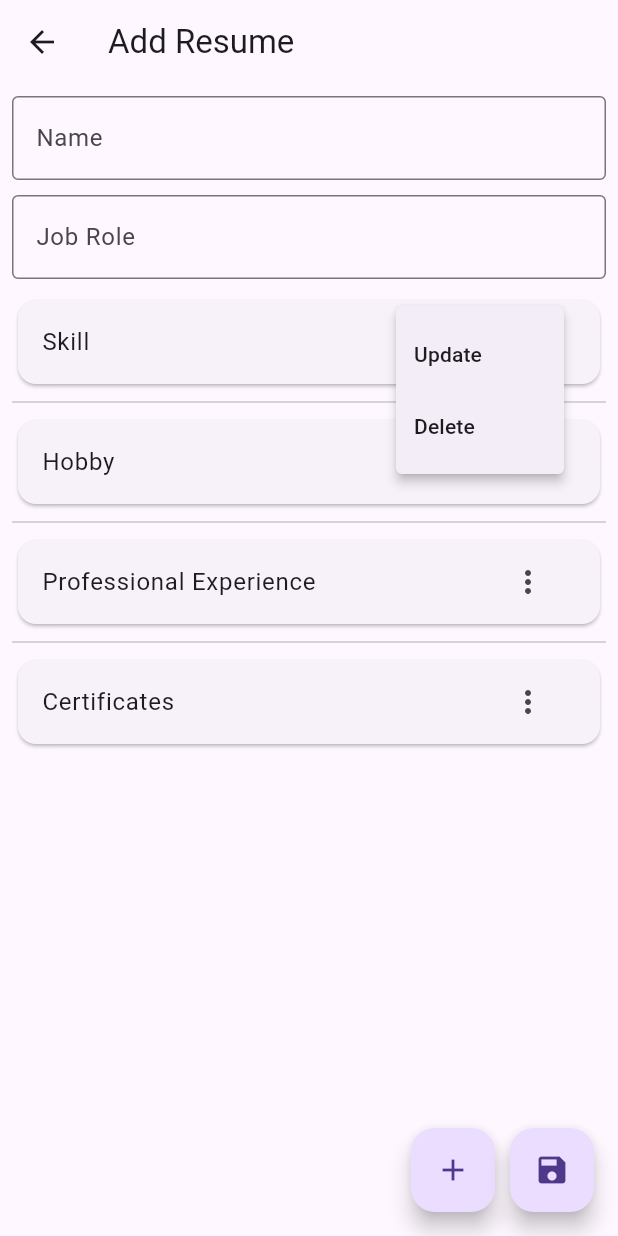
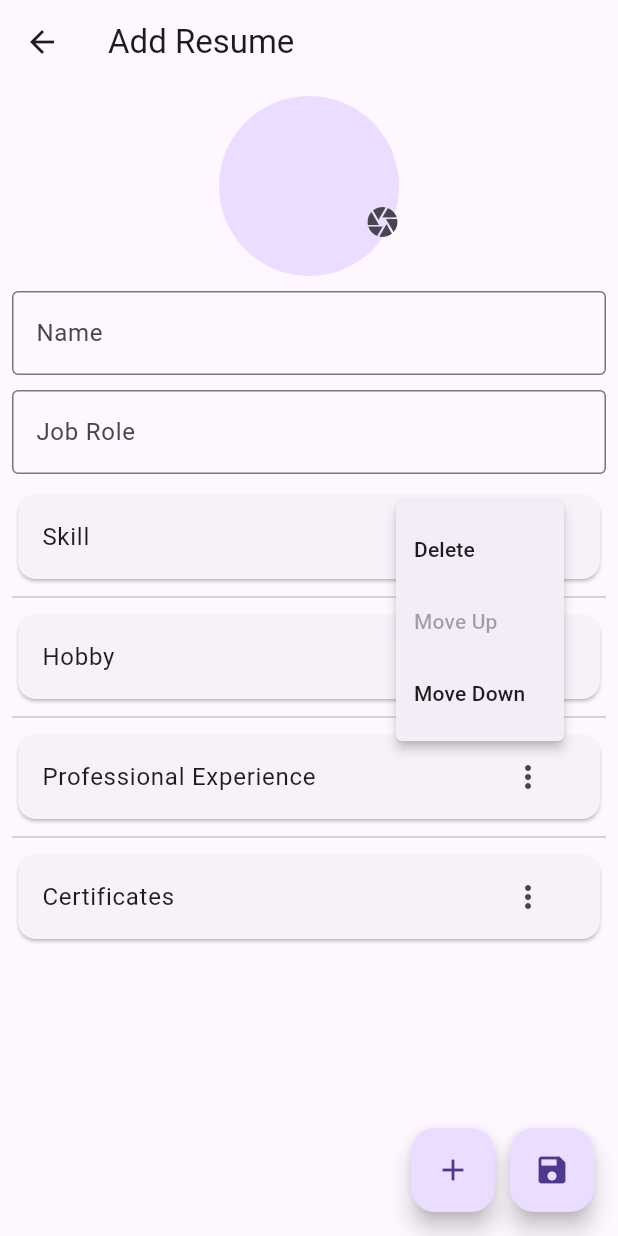
Before and after one commit to omtrivedi110/resume_builder_placement, a Flutter app: the AddResume screen opened by its route, after a tap on the "more vert" icon, on a phone screen of 412 x 824 dp. Run offline on Flutter 3.47's test engine with Material 3 defaults, Android fonts, the phone set to English and light mode, and no system bars; our stand-ins replace animated_splash_screen, get, image_picker, pdf, printing.

Commit message:
29 - 04 - 24 | "Photo updated Dynamic Resume Ready...."

```diff
--- a/lib/views/screens/add_resume.dart
+++ b/lib/views/screens/add_resume.dart
@@ -1,5 +1,7 @@
+import 'dart:io';
 import 'package:flutter/material.dart';
 import 'package:get/get.dart';
+import 'package:image_picker/image_picker.dart';
 import 'package:resume_builder_placement/controllers/resume_controller.dart';
 import 'package:resume_builder_placement/modals/resume_item_modal.dart';
 import 'package:resume_builder_placement/utils/route_utils.dart';
@@ -15,6 +17,8 @@ class _AddResumeState extends State<AddResume> {
   ResumeController resumeController = Get.put(ResumeController());
 
   TextEditingController newField = TextEditingController();
+
+  File? tmpImg;
 
   @override
   Widget build(BuildContext context) {
@@ -49,7 +53,7 @@ class _AddResumeState extends State<AddResume> {
                                   });
                               Navigator.pop(context);
                             },
-                            child: const Text("Add")),
+                            child: const Text("Add"))
                       ],
                     );
                   });
@@ -60,7 +64,9 @@ class _AddResumeState extends State<AddResume> {
           FloatingActionButton(
             heroTag: '2',
             onPressed: () {
-              Get.toNamed(MyRoutes.resume_screen);
+              resumeController.file == null
+                  ? Get.snackbar("Please Click an Image", "Pick an Image !!")
+                  : Get.toNamed(MyRoutes.resume_screen);
             },
             child: const Icon(Icons.save),
           ),
@@ -74,6 +80,31 @@ class _AddResumeState extends State<AddResume> {
           padding: const EdgeInsets.all(8.0),
           child: Column(
             children: [
+              Stack(
+                children: [
+                  CircleAvatar(
+                    foregroundImage: (resumeController.file == null
+                        ? null
+                        : FileImage(resumeController.file!)),
+                    radius: 60,
+                  ),
+                  Positioned(
+                      left: 85,
+                      top: 60,
+                      child: IconButton(
+                          onPressed: () async {
+                            ImagePicker img = ImagePicker();
+                            XFile? file =
+                                await img.pickImage(source: ImageSource.camera);
+                            file == null
+                                ? null
+                                : resumeController.file = File(file.path);
+                            file == null ? null : tmpImg = File(file.path);
+                          },
+                          icon: const Icon(Icons.camera)))
+                ],
+              ),
+              const SizedBox(height: 10),
               TextField(
                 decoration: const InputDecoration(
                     border: OutlineInputBorder(),
@@ -110,13 +141,27 @@ class _AddResumeState extends State<AddResume> {
                           trailing: PopupMenuButton(
                             itemBuilder: (context) => [
                               PopupMenuItem(
-                                  child: const Text("Update"), onTap: () {}),
-                              PopupMenuItem(
                                 child: const Text("Delete"),
                                 onTap: () {
                                   resumeController.deleteResumeItem(
                                       index: index);
                                 },
+                              ),
+                              PopupMenuItem(
+                                onTap: () {
+                                  resumeController.moveUp(index: index);
+                                },
+                                enabled: index != 0,
+                                child: const Text("Move Up"),
+                              ),
+                              PopupMenuItem(
+                                onTap: () {
+                                  resumeController.moveDown(index: index);
+                                },
+                                enabled: index !=
+                                    (resumeController.resumeItems.value.length -
+                                        1),
+                                child: const Text("Move Down"),
                               ),
                             ],
                           ),
--- a/pubspec.yaml
+++ b/pubspec.yaml
@@ -39,6 +39,7 @@ dependencies:
   animated_splash_screen:
   pdf:
   printing:
+  image_picker:
 
 dev_dependencies:
   flutter_test:
```
Also changed, not shown: lib/controllers/resume_controller.dart (+15 -0 lines), lib/views/screens/resume_screen.dart (+40 -15 lines), pubspec.lock, 6 other files.
